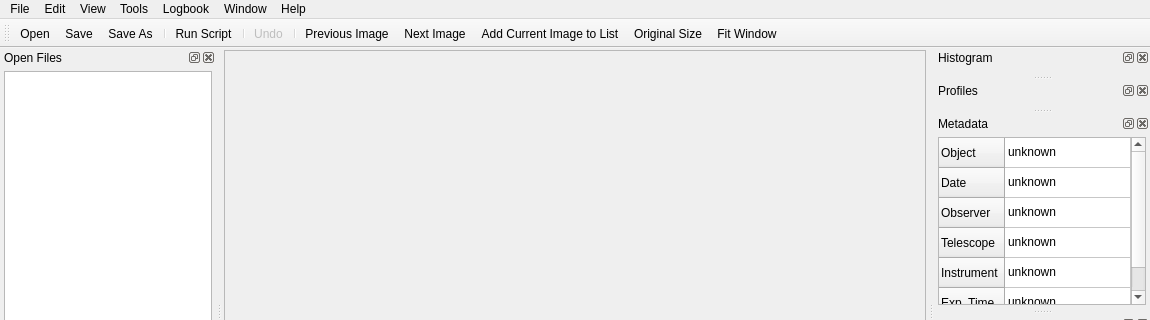
First picture: the form in src/app/mainwindow.ui, repository braeun/FitsIP, before the edit; both pictures show x 0 to 1150 and y 0 to 320 of the 1150 by 630 pixel window.
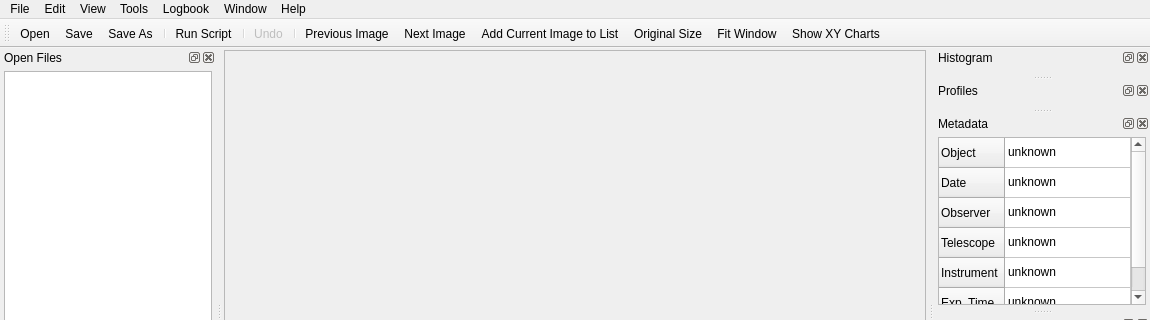
Second picture: the form after the edit. Icons and pictures are not drawn. Custom widgets are drawn as their Qt base class.

The edit to the form file:
```diff
--- a/src/app/mainwindow.ui
+++ b/src/app/mainwindow.ui
@@ -424,6 +424,7 @@
    <addaction name="actionAdd_Current_Image_to_List"/>
    <addaction name="actionOriginal_Size"/>
    <addaction name="actionFit_Window"/>
+   <addaction name="actionShow_XY_Charts"/>
   </widget>
   <widget class="QDockWidget" name="openFilesDockWidget">
    <property name="windowTitle">
@@ -1280,6 +1281,17 @@
     <string>Plugins...</string>
    </property>
   </action>
+  <action name="actionShow_XY_Charts">
+   <property name="checkable">
+    <bool>true</bool>
+   </property>
+   <property name="icon">
+    <iconset theme="x-office-spreadsheet"/>
+   </property>
+   <property name="text">
+    <string>Show XY Charts</string>
+   </property>
+  </action>
   <zorder>historyDockWidget</zorder>
   <zorder>metadataDockWidget</zorder>
   <zorder>logbookDockWidget</zorder>
```
Left out of the diff: 62 changed lines with no effect on the pictures. Lines whose indentation alone changed are shown as unchanged.
